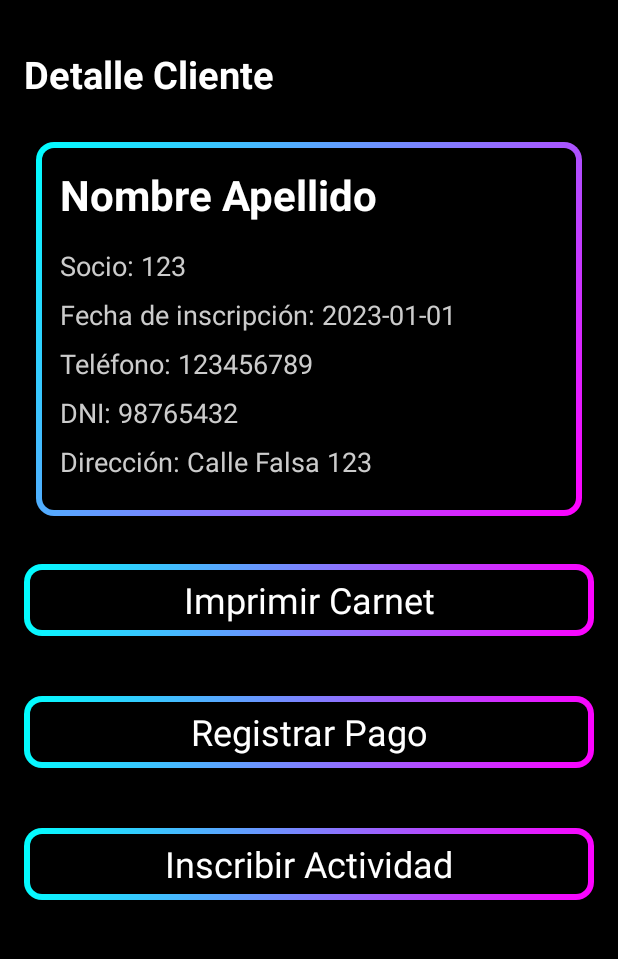
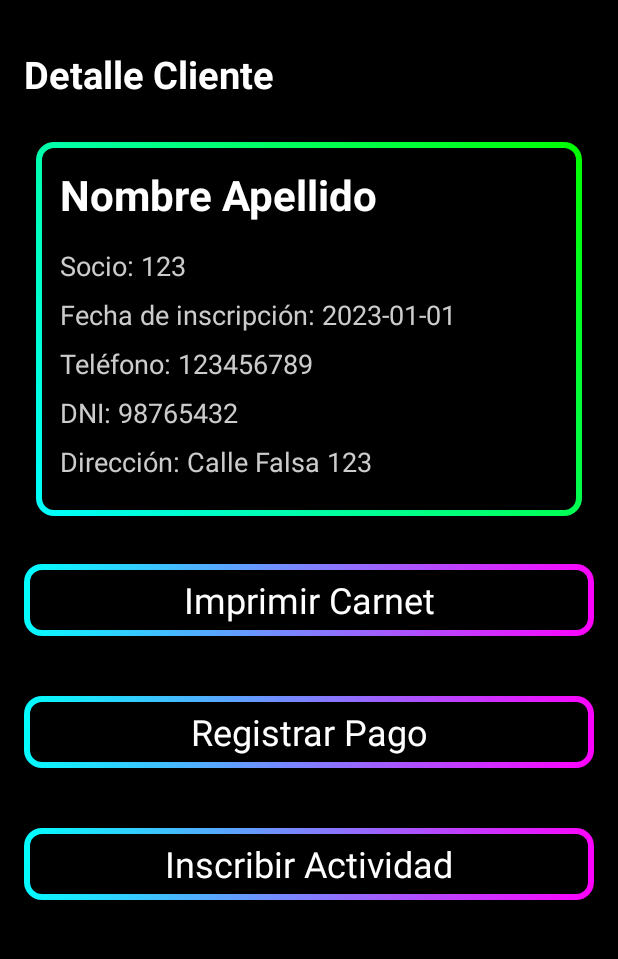
Before and after one commit to Lean-Aballone/DAM_ClubDeportivo, an Android app: the layout activity_detalle_cliente.xml on its own in the app's theme, with its tools: preview values and no code run, on a phone screen of 412 x 824 dp, the part 174-1133 px from its top. Run offline under Robolectric (Android 15) with nearby library versions, the phone set to English and light mode, and no system bars.

Commit message:
Added green_graddient

```diff
--- /dev/null
+++ b/app/src/main/res/drawable/green_gradient.xml
@@ -0,0 +1,24 @@
+<?xml version="1.0" encoding="utf-8"?>
+<layer-list xmlns:android="http://schemas.android.com/apk/res/android">
+
+    <!-- Capa de fondo: el borde con gradiente -->
+    <item>
+        <shape android:shape="rectangle">
+            <gradient
+                android:angle="225"
+                android:startColor="#0F0"
+                android:endColor="#0FF"
+                android:type="linear" />
+            <corners android:radius="12dp" />
+        </shape>
+    </item>
+
+    <!-- Capa superior: fondo transparente más pequeño para simular el contenido del botón -->
+    <item android:left="4dp" android:top="4dp" android:right="4dp" android:bottom="4dp">
+        <shape android:shape="rectangle">
+            <solid android:color="@color/black" />
+            <corners android:radius="8dp" />
+        </shape>
+    </item>
+
+</layer-list>
--- a/app/src/main/res/layout/activity_detalle_cliente.xml
+++ b/app/src/main/res/layout/activity_detalle_cliente.xml
@@ -75,7 +75,7 @@
                 android:padding="16dp"
                 android:layout_margin="8dp"
 
-                android:background="@drawable/btngradient">
+                android:background="@drawable/green_gradient">
 
                 <!-- Título: Nombre y Apellido -->
                 <TextView
```
